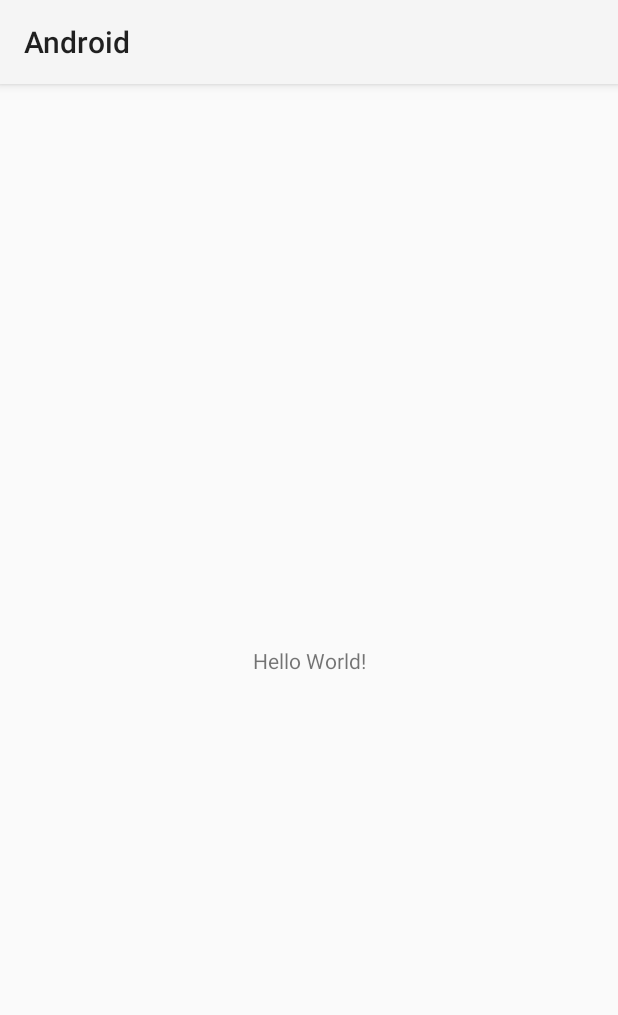
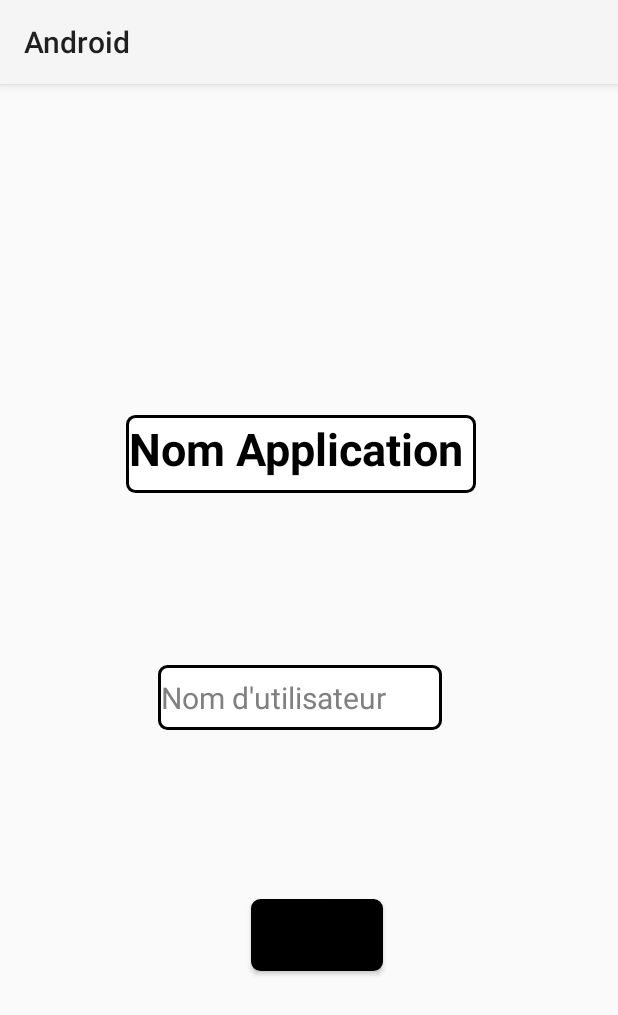
Before and after one commit to markbekhet/projet3, an Android app: the screen it shows after launch (MainActivity before the commit, LoginScreen after it), on a phone screen of 412 x 824 dp. Shown: the top 1015 px of the screen. Run offline under Robolectric (Android 15) with nearby library versions, the phone set to English and light mode, and no system bars.

Commit message:
ajout interface login

```diff
--- a/Android/app/src/main/AndroidManifest.xml
+++ b/Android/app/src/main/AndroidManifest.xml
@@ -10,14 +10,20 @@
         android:supportsRtl="true"
         android:theme="@style/Theme.Android">
         <activity
+            android:name=".LoginScreen"
+            android:exported="true" >
+        <intent-filter>
+            <action android:name="android.intent.action.MAIN" />
+
+            <category android:name="android.intent.category.LAUNCHER" />
+        </intent-filter>
+        </activity>
+        <activity
             android:name=".MainActivity"
-            android:exported="true">
-            <intent-filter>
-                <action android:name="android.intent.action.MAIN" />
+            android:exported="true"/>
 
-                <category android:name="android.intent.category.LAUNCHER" />
-            </intent-filter>
-        </activity>
+
+
     </application>
 
 </manifest>
--- /dev/null
+++ b/Android/app/src/main/java/com/example/android/LoginScreen.kt
@@ -0,0 +1,11 @@
+package com.example.android
+
+import androidx.appcompat.app.AppCompatActivity
+import android.os.Bundle
+
+class LoginScreen : AppCompatActivity() {
+    override fun onCreate(savedInstanceState: Bundle?) {
+        super.onCreate(savedInstanceState)
+        setContentView(R.layout.activity_login_screen)
+    }
+}
--- /dev/null
+++ b/Android/app/src/main/res/drawable/rectangle_background.xml
@@ -0,0 +1,11 @@
+<?xml version="1.0" encoding="UTF-8"?>
+<shape xmlns:android="http://schemas.android.com/apk/res/android" android:id="@+id/listview_background_shape">
+    <stroke android:width="2dp" android:color="#000000" />
+    <padding android:left="2dp"
+        android:top="2dp"
+        android:right="2dp"
+
+        android:bottom="2dp" />
+    <corners android:radius="5dp" />
+    <solid android:color="#ffffffff" />
+</shape>
--- /dev/null
+++ b/Android/app/src/main/res/layout/activity_login_screen.xml
@@ -0,0 +1,62 @@
+<?xml version="1.0" encoding="utf-8"?>
+<androidx.constraintlayout.widget.ConstraintLayout xmlns:android="http://schemas.android.com/apk/res/android"
+    xmlns:app="http://schemas.android.com/apk/res-auto"
+    xmlns:tools="http://schemas.android.com/tools"
+    android:layout_width="match_parent"
+    android:layout_height="match_parent"
+    tools:context=".LoginScreen">
+
+    <EditText
+        android:id="@+id/username"
+        android:layout_width="189dp"
+        android:layout_height="43dp"
+        android:width="40sp"
+        android:background="@drawable/rectangle_background"
+        android:text="Nom d'utilisateur"
+        android:textColor="#808080"
+        android:textSize="20sp"
+        app:layout_constraintBottom_toTopOf="@+id/button"
+        app:layout_constraintEnd_toEndOf="@+id/nom_app"
+        app:layout_constraintHorizontal_bias="0.478"
+        app:layout_constraintLeft_toRightOf="parent"
+        app:layout_constraintRight_toRightOf="parent"
+        app:layout_constraintStart_toStartOf="@+id/nom_app"
+        app:layout_constraintTop_toBottomOf="@+id/nom_app"
+        app:layout_constraintVertical_bias="0.504" />
+
+    <Button
+        android:id="@+id/button"
+        android:layout_width="wrap_content"
+        android:layout_height="wrap_content"
+        android:background="@drawable/rectangle_background"
+        android:backgroundTint="#000000"
+        android:drawableTint="#000000"
+        android:text="Log In"
+        android:textColorHighlight="#EDEDED"
+        android:textColorLink="#000000"
+        app:iconTint="#FAFAFA"
+        app:layout_constraintBottom_toBottomOf="parent"
+        app:layout_constraintEnd_toEndOf="@+id/username"
+        app:layout_constraintHorizontal_bias="0.61"
+        app:layout_constraintStart_toStartOf="@+id/username"
+        app:layout_constraintTop_toTopOf="parent"
+        app:layout_constraintVertical_bias="0.755" />
+
+    <TextView
+        android:id="@+id/nom_app"
+        android:layout_width="233dp"
+        android:layout_height="52dp"
+        android:background="@drawable/rectangle_background"
+        android:text="Nom Application"
+        android:textColor="@color/black"
+        android:textSize="30sp"
+        android:textStyle="bold"
+        app:layout_constraintBottom_toBottomOf="parent"
+        app:layout_constraintEnd_toEndOf="parent"
+        app:layout_constraintHorizontal_bias="0.472"
+        app:layout_constraintStart_toStartOf="parent"
+        app:layout_constraintTop_toTopOf="parent"
+        app:layout_constraintVertical_bias="0.308" />
+
+
+</androidx.constraintlayout.widget.ConstraintLayout>
--- a/Android/app/src/main/res/values/colors.xml
+++ b/Android/app/src/main/res/values/colors.xml
@@ -7,4 +7,6 @@
     <color name="teal_700">#FF018786</color>
     <color name="black">#FF000000</color>
     <color name="white">#FFFFFFFF</color>
+    <color name="main_color">#0646c5</color>
+
 </resources>
```
